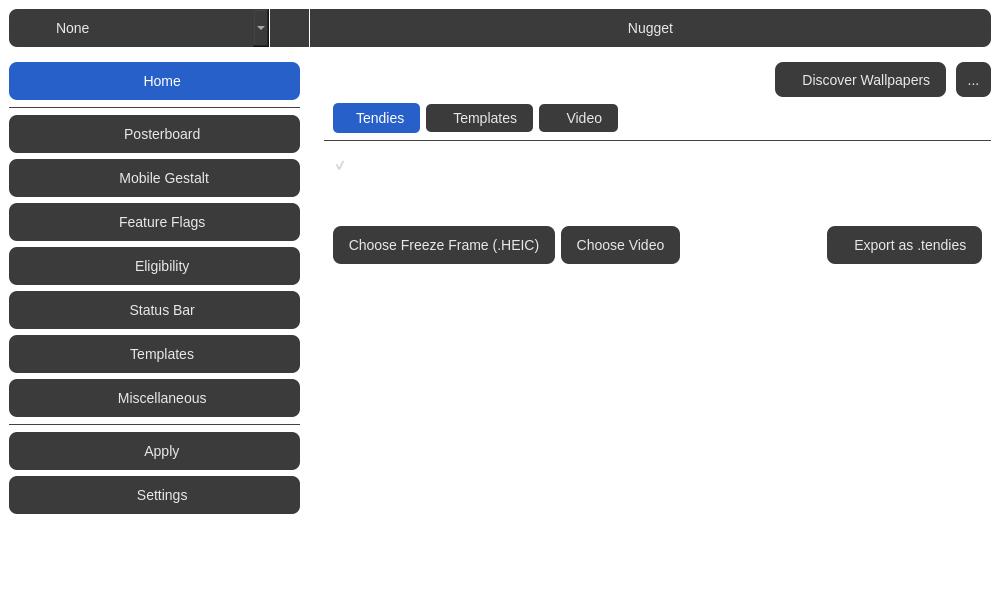
Above: qt/mainwindow.ui from leminlimez/Nugget before the change. Below: the same form after it.
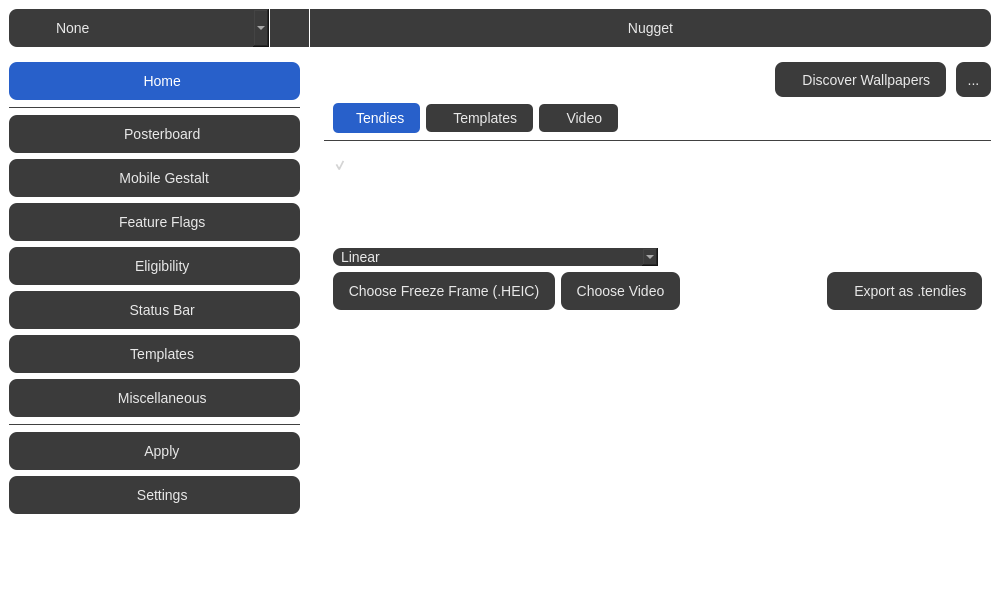
That is the form after the change. The open tabs and pages were chosen to show the change. Icons and pictures are not drawn.

Commit message: added discrete calculation mode for video

Diff of the .ui file:
```diff
--- a/qt/mainwindow.ui
+++ b/qt/mainwindow.ui
@@ -6736,6 +6736,70 @@
                     </property>
                    </widget>
                   </item>
+                  <item>
+                   <widget class="QLabel" name="calcModeLbl">
+                    <property name="text">
+                     <string>Frame Calculation Mode</string>
+                    </property>
+                   </widget>
+                  </item>
+                  <item>
+                   <widget class="QComboBox" name="calcModeDrp">
+                    <property name="maximumSize">
+                     <size>
+                      <width>325</width>
+                      <height>16777215</height>
+                     </size>
+                    </property>
+                    <property name="toolTip">
+                     <string/>
+                    </property>
+                    <property name="styleSheet">
+                     <string notr="true">QComboBox {
+	background-color: #3b3b3b;
+    border: none;
+    color: #e8e8e8;
+    font-size: 14px;
+	padding-left: 8px;
+	border-radius: 8px;
+}
+
+QComboBox::drop-down {
+    image: url(:/icon/caret-down-fill.svg);
+	icon-size: 16px;
+    subcontrol-position: right center;
+	margin-right: 8px;
+}
+
+QComboBox QAbstractItemView {
+	background-color: #3b3b3b;
+    outline: none;
+	margin-top: 1px;
+}
+
+QComboBox QAbstractItemView::item {
+	background-color: #3b3b3b;
+	color: #e8e8e8;
+    padding-left: 8px;
+}
+
+QComboBox QAbstractItemView::item:hover {
+    background-color: #535353;
+    color: #ffffff;
+}</string>
+                    </property>
+                    <item>
+                     <property name="text">
+                      <string>Linear</string>
+                     </property>
+                    </item>
+                    <item>
+                     <property name="text">
+                      <string>Discrete</string>
+                     </property>
+                    </item>
+                   </widget>
+                  </item>
                   <item>
                    <layout class="QHBoxLayout" name="horizontalLayout_30">
                     <item>
```
The commit also changes 5 other files.
